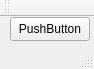
Above: 11-TestsDetecterLecteurs/DeleteThis/mainwindow.ui from BriceJamin/BriceJamin-ProjetSuPer before the change. Below: the same form after it.
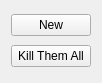
That is the form after the change.

Commit message: [Test] Kill them All fonctionnel

```diff
--- a/11-TestsDetecterLecteurs/DeleteThis/mainwindow.ui
+++ b/11-TestsDetecterLecteurs/DeleteThis/mainwindow.ui
@@ -6,47 +6,31 @@
    <rect>
     <x>0</x>
     <y>0</y>
-    <width>94</width>
-    <height>69</height>
+    <width>98</width>
+    <height>83</height>
    </rect>
   </property>
   <property name="windowTitle">
    <string>MainWindow</string>
   </property>
   <widget class="QWidget" name="centralWidget">
+   <layout class="QGridLayout" name="gridLayout">
+    <item row="0" column="0">
    <widget class="QPushButton" name="pushButton">
-    <property name="geometry">
-     <rect>
-      <x>10</x>
-      <y>0</y>
-      <width>80</width>
-      <height>24</height>
-     </rect>
-    </property>
     <property name="text">
-     <string>PushButton</string>
-    </property>
-   </widget>
-  </widget>
-  <widget class="QMenuBar" name="menuBar">
-   <property name="geometry">
-    <rect>
-     <x>0</x>
-     <y>0</y>
-     <width>94</width>
-     <height>20</height>
-    </rect>
-   </property>
-  </widget>
-  <widget class="QToolBar" name="mainToolBar">
-   <attribute name="toolBarArea">
-    <enum>TopToolBarArea</enum>
-   </attribute>
-   <attribute name="toolBarBreak">
-    <bool>false</bool>
-   </attribute>
+       <string>New</string>
+      </property>
+     </widget>
+    </item>
+    <item row="1" column="0">
+     <widget class="QPushButton" name="killThemAllPushButton">
+      <property name="text">
+       <string>Kill Them All</string>
+      </property>
+     </widget>
+    </item>
+   </layout>
   </widget>
-  <widget class="QStatusBar" name="statusBar"/>
  </widget>
  <layoutdefault spacing="6" margin="11"/>
  <resources/>
```
Lines whose indentation alone changed are shown as unchanged. The commit also changes 4 other files.
